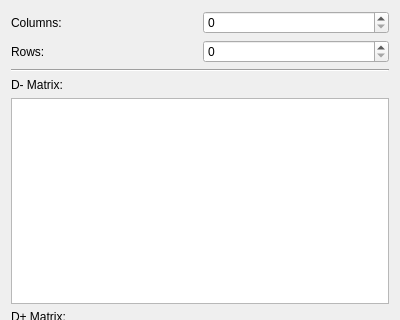
Old version of the form gui/matrixwidget.ui in the repository zettdaymond/opulus; both pictures show x 0 to 400 and y 0 to 320 of the 400 by 546 pixel window.
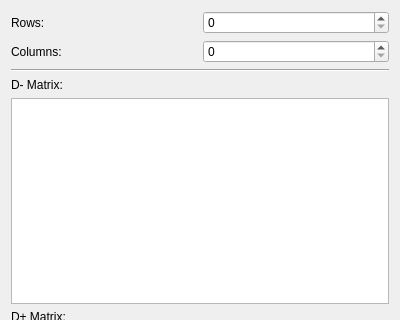
New version of the form.

Patch:
```diff
--- a/gui/matrixwidget.ui
+++ b/gui/matrixwidget.ui
@@ -16,14 +16,14 @@
   <layout class="QVBoxLayout" name="verticalLayout_2">
    <item>
     <layout class="QGridLayout" name="gridLayout">
-     <item row="0" column="0">
+     <item row="2" column="0">
       <widget class="QLabel" name="label">
        <property name="text">
         <string>Columns:</string>
        </property>
       </widget>
      </item>
-     <item row="0" column="1">
+     <item row="2" column="1">
       <widget class="QSpinBox" name="width_spinbox">
        <property name="minimum">
         <number>0</number>
```
Left out of the diff: 20 changed lines with no effect on the pictures.
